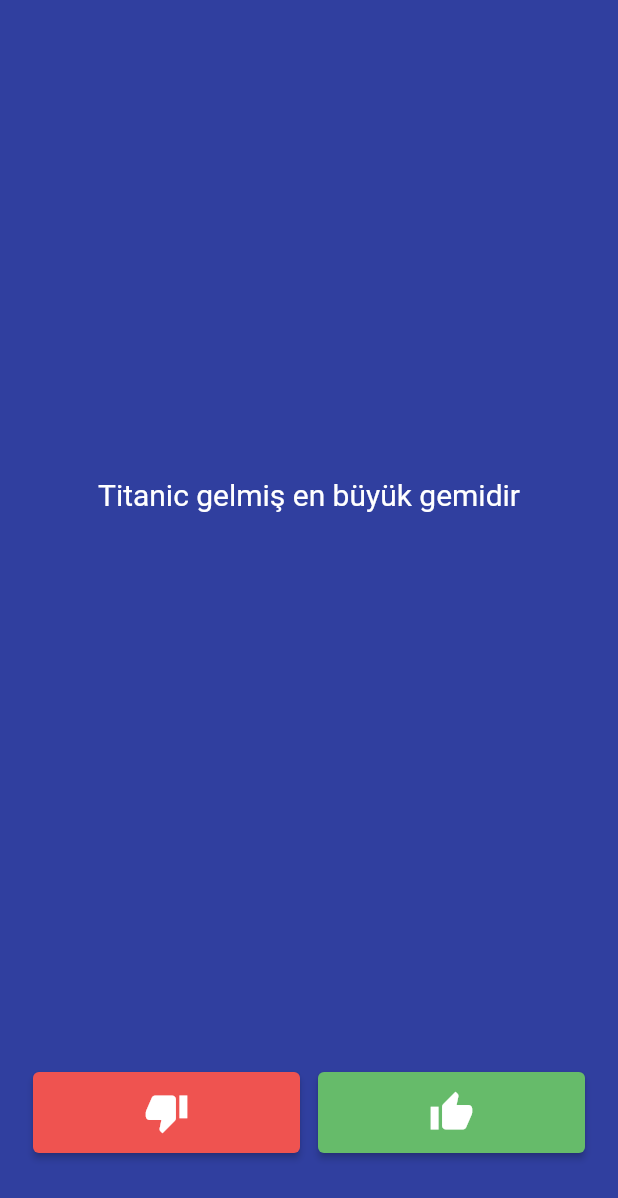
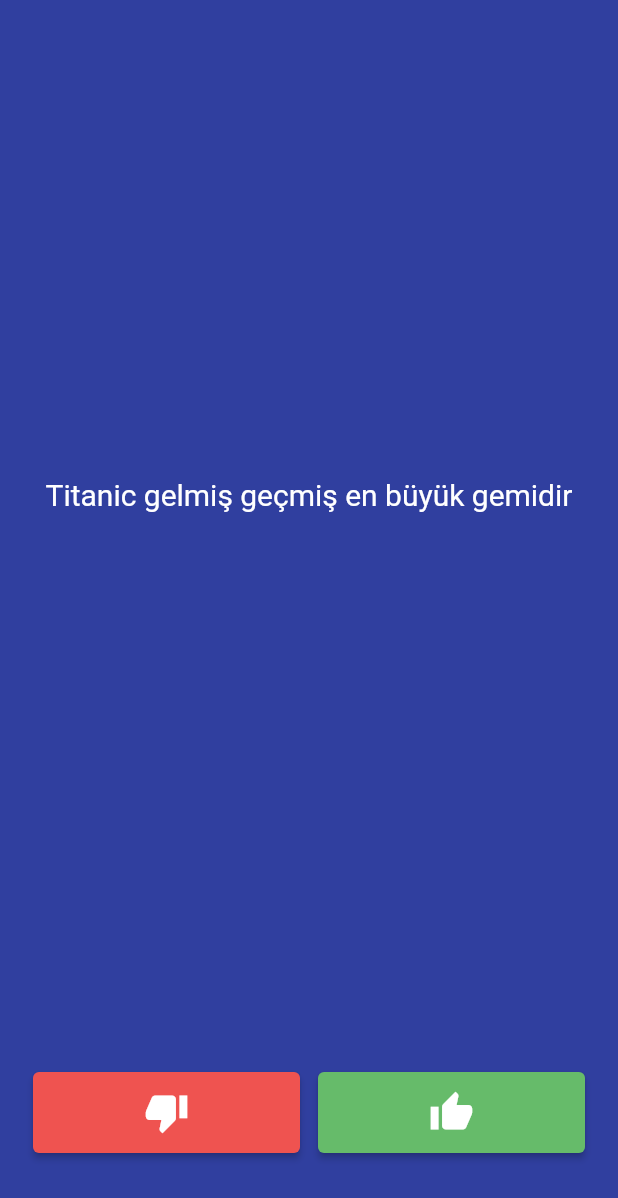
Before and after one commit to DoganOnur/BilgiTesti, a Flutter app: the screen it shows after launch, on a phone screen of 412 x 824 dp. Shown: the top 1198 px of the screen. Run offline on Flutter 3.47's test engine with Material 2 defaults, Android fonts, the phone set to English and light mode, and no system bars.

Commit message:
Classification  made

```diff
--- a/lib/main.dart
+++ b/lib/main.dart
@@ -33,15 +33,15 @@ class _SoruSayfasiState extends State<SoruSayfasi> {
   List<Widget> secimler = [
 //kdogruIconu, kdogruIconu,kyanlisIconu,kdogruIconu, kdogruIconu,kyanlisIconu
   ];
-  List<String> sorular = [
-    'Titanic gelmiş en büyük gemidir',
-    'Dünyadaki tavuk sayısı insan sayısından fazladır',
-    'Kelebeklerin ömrü bir gündür',
-    'Dünya düzdür',
-    'Kaju fıstığı aslında bir meyvenin sapıdır',
-    'Fatih Sultan Mehmet hiç patates yememiştir'
+  List<Soru> sorubankasi = [
+    Soru(soruMetni: 'Titanic gelmiş geçmiş en büyük gemidir', soruYaniti: false),
+    Soru(soruMetni: 'Dünyadaki tavuk sayısı insan sayısından fazladır', soruYaniti: true),
+    Soru(soruMetni: 'Kelebeklerin ömrü bir gündür', soruYaniti: false),
+    Soru(soruMetni: 'Dünya düzdür', soruYaniti: false),
+    Soru(soruMetni: 'Kaju fıstığı aslında bir meyvenin sapıdır', soruYaniti: true),
+    Soru(soruMetni: 'Fatih Sultan Mehmet hiç patates yememiştir', soruYaniti: true),
   ];
-  List<bool> yanitlar = [false, true, false, false, true, true];
+
   int soruIndex = 0;
 
   @override
@@ -56,7 +56,7 @@ class _SoruSayfasiState extends State<SoruSayfasi> {
             padding: EdgeInsets.all(10.0),
             child: Center(
               child: Text(
-                sorular[soruIndex],
+                sorubankasi[soruIndex].soruMetni,
                 textAlign: TextAlign.center,
                 style: TextStyle(
                   fontSize: 20.0,
@@ -91,10 +91,11 @@ class _SoruSayfasiState extends State<SoruSayfasi> {
                           ),
                           onPressed: () {
                             setState(() {
-
-                              yanitlar[soruIndex] == false
-                                  ? secimler.add(kdogruIconu)
-                                  : secimler.add(kyanlisIconu);
+                              soruIndex == 6
+                                  ? soruIndex = 0
+                                  : sorubankasi[soruIndex].soruYaniti == false
+                                      ? secimler.add(kdogruIconu)
+                                      : secimler.add(kyanlisIconu);
                               soruIndex++;
                               // secimler.add(kyanlisIconu); // bastıkca yeniden boyama yapacak
                               // ve secimler list ine ekleme yapacak
@@ -115,11 +116,12 @@ class _SoruSayfasiState extends State<SoruSayfasi> {
                                 Colors.green[400], //background yapmakla aynıdır
                           ),
                           onPressed: () {
-                            bool dogru = yanitlar[soruIndex];
                             setState(() {
-                              yanitlar[soruIndex] == true
-                                  ? secimler.add(kdogruIconu)
-                                  : secimler.add(kyanlisIconu);
+                              soruIndex == 6
+                                  ? soruIndex = 0
+                                  : sorubankasi[soruIndex].soruYaniti == true
+                                      ? secimler.add(kdogruIconu)
+                                      : secimler.add(kyanlisIconu);
                               soruIndex++;
                             });
                           },
@@ -131,3 +133,9 @@ class _SoruSayfasiState extends State<SoruSayfasi> {
     );
   }
 }
+
+class Soru {
+  String soruMetni;
+  bool soruYaniti;
+  Soru({required this.soruMetni, required this.soruYaniti});
+}
```
